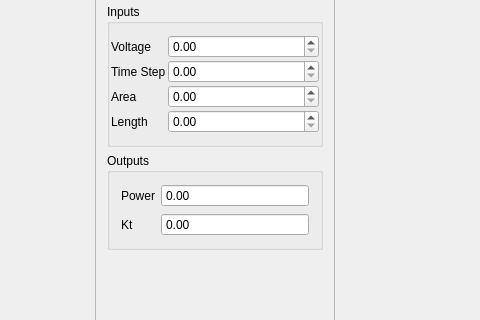
The window that lowtempcal/mainwindow.ui (PatrickChin/Lab-Fast) describes before a commit, drawn with Qt 5; both pictures show x 262 to 742 and y 101 to 421 of the 954 by 564 pixel window.
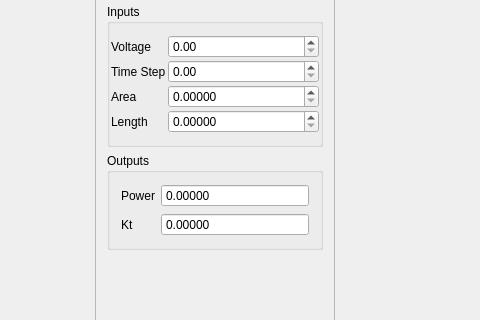
The same window after the commit.

Commit message: decimal places, relim current axes

Patch:
```diff
--- a/lowtempcal/mainwindow.ui
+++ b/lowtempcal/mainwindow.ui
@@ -144,7 +144,11 @@
             </widget>
            </item>
            <item row="2" column="1">
-            <widget class="QDoubleSpinBox" name="spinbox_area"/>
+            <widget class="QDoubleSpinBox" name="spinbox_area">
+             <property name="decimals">
+              <number>5</number>
+             </property>
+            </widget>
            </item>
            <item row="3" column="0">
             <widget class="QLabel" name="label_len">
@@ -154,7 +158,11 @@
             </widget>
            </item>
            <item row="3" column="1">
-            <widget class="QDoubleSpinBox" name="spinbox_length"/>
+            <widget class="QDoubleSpinBox" name="spinbox_length">
+             <property name="decimals">
+              <number>5</number>
+             </property>
+            </widget>
            </item>
           </layout>
           <zorder>spinbox_power</zorder>
@@ -192,6 +200,9 @@
              <property name="buttonSymbols">
               <enum>QAbstractSpinBox::NoButtons</enum>
              </property>
+             <property name="decimals">
+              <number>5</number>
+             </property>
              <property name="maximum">
               <double>20000.000000000000000</double>
              </property>
@@ -215,6 +226,9 @@
              <property name="buttonSymbols">
               <enum>QAbstractSpinBox::NoButtons</enum>
              </property>
+             <property name="decimals">
+              <number>5</number>
+             </property>
              <property name="maximum">
               <double>20000.000000000000000</double>
              </property>
```
Left out of the diff: 2 changed lines with no effect on the pictures. The commit also changes 1 other file.
